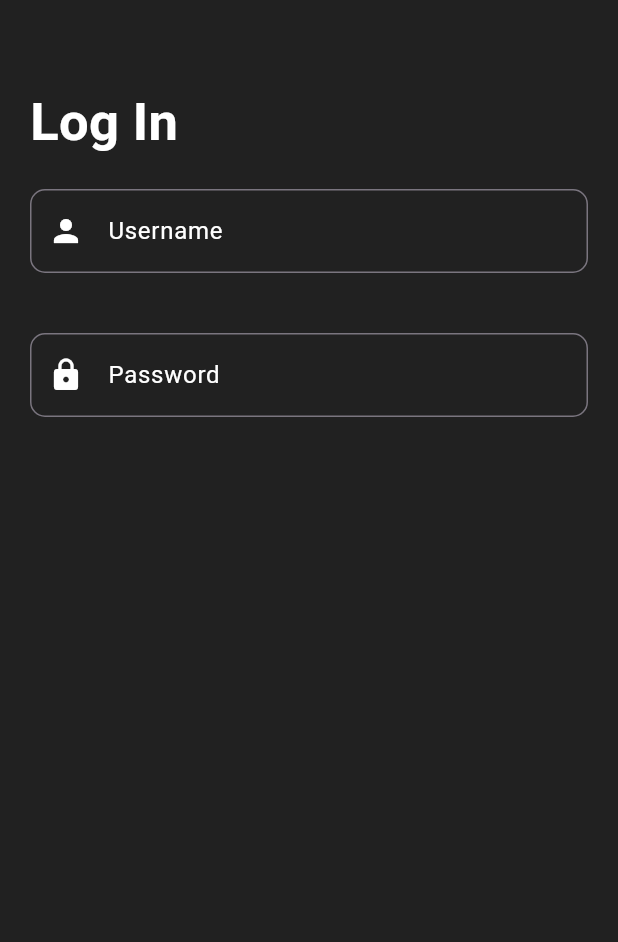
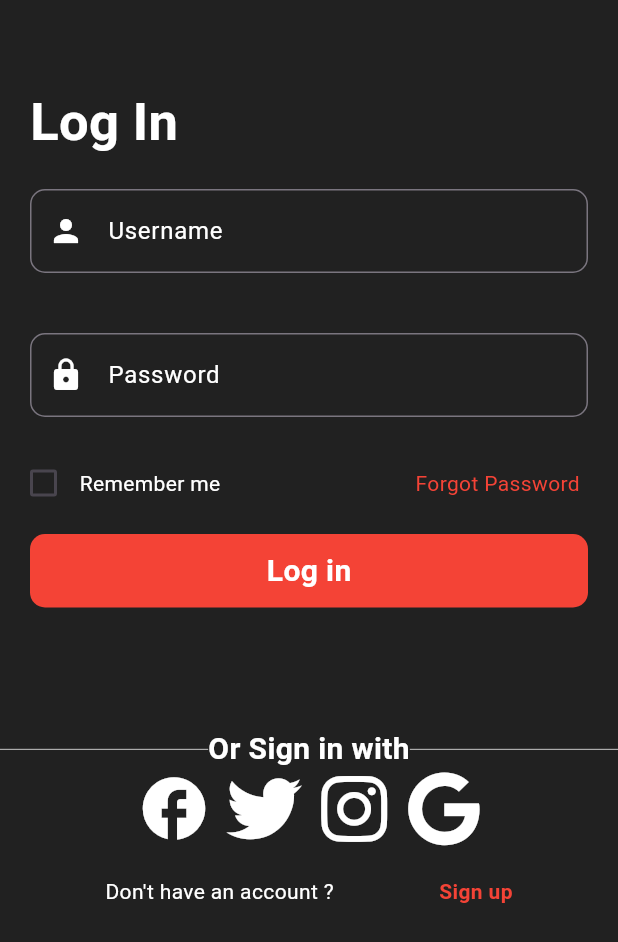
Before and after one commit to Nyi-NyiSoe/Login_ui, a Flutter app: the screen it shows after launch, on a phone screen of 412 x 824 dp. Shown: the top 942 px of the screen. Run offline on Flutter 3.47's test engine with Material 2 defaults, Android fonts, the phone set to English and light mode, and no system bars; our stand-ins replace font_awesome_flutter.

Commit message:
added Login buttons and Sign in icons

```diff
--- /dev/null
+++ b/lib/conponents/button.dart
@@ -0,0 +1,28 @@
+import 'package:flutter/material.dart';
+
+class LoginButton extends StatelessWidget {
+  const LoginButton({super.key});
+
+  @override
+  Widget build(BuildContext context) {
+    return GestureDetector(
+      onTap: () {
+        print('Log in button is clicked');
+      },
+      child: Container(
+        padding: const EdgeInsets.all(10),
+        margin: const EdgeInsets.symmetric(horizontal: 20),
+        decoration: BoxDecoration(
+          color: Colors.red,
+          borderRadius: BorderRadius.circular(10),
+        ),
+        child: const Center(
+            child: Text(
+          'Log in',
+          style: TextStyle(
+              color: Colors.white, fontSize: 20, fontWeight: FontWeight.bold),
+        )),
+      ),
+    );
+  }
+}
--- /dev/null
+++ b/lib/conponents/icon_login.dart
@@ -0,0 +1,16 @@
+import 'package:flutter/material.dart';
+
+class IconLogin extends StatelessWidget {
+  final IconData? iconName;
+  final VoidCallback? onTap;
+  const IconLogin({super.key,required this.iconName,required this.onTap});
+
+  @override
+  Widget build(BuildContext context) {
+    return GestureDetector(
+      onTap: onTap,
+      child: Icon(iconName,color: Colors.white,size: 50,),
+    );
+  }
+
+}
--- a/lib/login_page.dart
+++ b/lib/login_page.dart
@@ -1,5 +1,8 @@
 import 'package:flutter/material.dart';
+import 'package:font_awesome_flutter/font_awesome_flutter.dart';
 import 'conponents/InputTextField.dart';
+import 'conponents/button.dart';
+import 'conponents/icon_login.dart';
 
 class LoginPage extends StatefulWidget {
   const LoginPage({super.key});
@@ -9,37 +12,117 @@ class LoginPage extends StatefulWidget {
 }
 
 class _LoginPageState extends State<LoginPage> {
+  bool? checkedValue = false;
   @override
   Widget build(BuildContext context) {
     return SafeArea(
       child: Scaffold(
+        resizeToAvoidBottomInset: false,
         appBar: AppBar(
           backgroundColor: Colors.grey[900],
         ),
         backgroundColor: Colors.grey[900],
-        body: const Center(
+        body: Center(
           child: Column(
+            crossAxisAlignment: CrossAxisAlignment.center,
             children: [
-              Row(
+              const Row(
                 crossAxisAlignment: CrossAxisAlignment.start,
                 children: [
                   SizedBox(
                     width: 20.0,
                   ),
-                  Text('Log In',
+                  Text('Log In ',
                       style: TextStyle(
                           color: Colors.white,
                           fontSize: 35.0,
                           fontWeight: FontWeight.bold)),
                 ],
               ),
-              InputTextField(
+              const InputTextField(
                 hintText: 'Username',
                 obscure: false,
                 iconName: Icons.person,
               ),
-              InputTextField(
-                  hintText: 'Password', iconName: Icons.lock, obscure: true)
+              const InputTextField(
+                  hintText: 'Password', iconName: Icons.lock, obscure: true),
+              Row(
+                //crossAxisAlignment: CrossAxisAlignment.start,
+                children: [
+                  const SizedBox(
+                    width: 5.0,
+                  ),
+                  Checkbox(
+                      value: checkedValue,
+                      onChanged: (newValue) {
+                        setState(() {
+                          checkedValue = newValue;
+                        });
+                      }),
+                  const Text(
+                    'Remember me',
+                    style: TextStyle(color: Colors.white),
+                  ),
+                  const SizedBox(width: 130),
+                  Expanded(
+                    child: GestureDetector(
+                        onTap: () {
+                          setState(() {});
+                        },
+                        child: const Text('Forgot Password',
+                            style: TextStyle(
+                              color: Colors.red,
+                            ))),
+                  )
+                ],
+              ),
+              const SizedBox(
+                height: 10,
+              ),
+              const LoginButton(),
+              const SizedBox(
+                height: 80,
+              ),
+
+              const Row(children: [
+                 Expanded(child: Divider(thickness: 0.5,color: Colors.white,)),
+                 Text('Or Sign in with',style: TextStyle(color: Colors.white,fontSize: 20,fontWeight:FontWeight.bold),),
+               Expanded(child: Divider(thickness: 0.5,color: Colors.white,))
+              ],),
+
+              Row(
+                mainAxisAlignment: MainAxisAlignment.center,
+
+                children: [
+
+                   IconLogin(iconName: Icons.facebook,onTap: (){
+                print('facebook icon is clicked');
+              },),
+              const SizedBox(width: 10,),
+              IconLogin(iconName: FontAwesomeIcons.twitter,onTap: (){
+                print('twitter icon is clicked');
+              },),
+              const SizedBox(width: 10,),
+              IconLogin(iconName: FontAwesomeIcons.instagram,onTap: (){
+                print('instagram icon is clicked');
+              },),
+              const SizedBox(width: 10,),
+               IconLogin(iconName: FontAwesomeIcons.google,onTap: (){
+                print('google icon is clicked');
+              },),
+                ],
+              ),
+             const SizedBox(height: 20,),
+              Row(
+               mainAxisAlignment: MainAxisAlignment.spaceEvenly,
+
+                children: [
+                  const Text('Don\'t have an account ?',style: TextStyle(color: Colors.white),),
+                  GestureDetector(
+                    child: const Text('Sign up',style: TextStyle(color: Colors.red,fontWeight: FontWeight.bold),),
+                  )
+                ],
+              )
             ],
           ),
         ),
--- a/pubspec.yaml
+++ b/pubspec.yaml
@@ -35,6 +35,7 @@ dependencies:
   # The following adds the Cupertino Icons font to your application.
   # Use with the CupertinoIcons class for iOS style icons.
   cupertino_icons: ^1.0.2
+  font_awesome_flutter: ^10.5.0
 
 dev_dependencies:
   flutter_test:
@@ -59,8 +60,8 @@ flutter:
   uses-material-design: true
 
   # To add assets to your application, add an assets section, like this:
-  # assets:
-  #   - images/a_dot_burr.jpeg
+  assets:
+    - images/
   #   - images/a_dot_ham.jpeg
 
   # An image asset can refer to one or more resolution-specific "variants", see
```
Also changed, not shown: images/fb.png (added), pubspec.lock.
